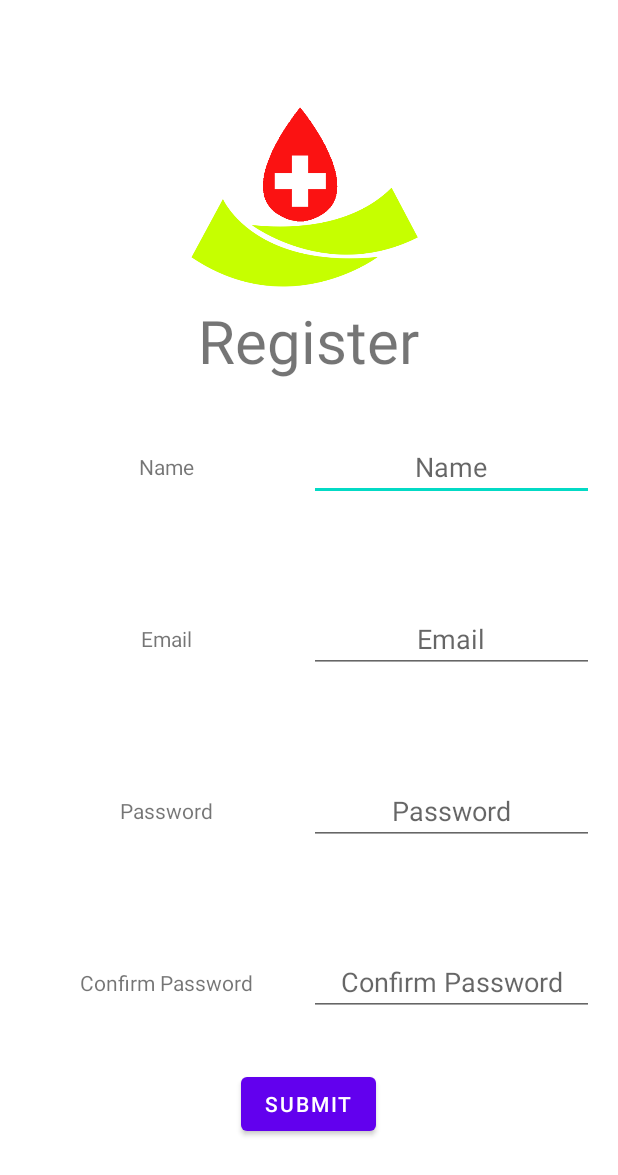
After one commit to NIrajan-15/Life-Plus, an Android app: the layout register_main.xml on its own in the app's theme, with its tools: preview values and no code run, on a phone screen of 412 x 824 dp. The commit adds this screen. Shown: the top 1175 px of the screen. Run offline under Robolectric (Android 15) with nearby library versions, the phone set to English and light mode, and no system bars.

Commit message:
add register layout

```diff
--- /dev/null
+++ b/app/src/main/res/layout/register_main.xml
@@ -0,0 +1,134 @@
+<?xml version="1.0" encoding="utf-8"?>
+<LinearLayout
+    xmlns:android="http://schemas.android.com/apk/res/android"
+    xmlns:app="http://schemas.android.com/apk/res-auto"
+    xmlns:tools="http://schemas.android.com/tools"
+    android:layout_width="match_parent"
+    android:layout_height="match_parent"
+    android:orientation="vertical"
+    android:gravity="center">
+
+    <ImageView
+        android:layout_marginTop="64dp"
+        android:id="@+id/imageView2"
+        android:layout_width="match_parent"
+        android:layout_height="match_parent"
+        android:layout_weight="2"
+        android:src="@drawable/lifeplus"/>
+
+    <LinearLayout
+        android:layout_width="match_parent"
+        android:layout_height="match_parent"
+        android:layout_weight="1"
+        android:orientation="vertical"
+        android:gravity="center">
+        <TextView
+            android:layout_width="wrap_content"
+            android:layout_height="wrap_content"
+            android:text="@string/register"
+            android:textSize="40sp"/>
+        <LinearLayout
+            android:layout_width="match_parent"
+            android:layout_height="match_parent"
+            android:orientation="horizontal"
+            android:gravity="center"
+            android:layout_weight="1"
+            android:paddingLeft="16dp"
+            android:paddingRight="16dp">
+
+            <TextView
+                android:layout_width="0dp"
+                android:layout_height="wrap_content"
+                android:layout_weight="1"
+                android:gravity="center"
+                android:text="@string/name" />
+
+            <EditText
+                android:layout_width="0dp"
+                android:layout_height="wrap_content"
+                android:layout_weight="1"
+                android:gravity="center"
+                android:hint="@string/name"
+                />
+        </LinearLayout>
+
+        <LinearLayout
+            android:layout_width="match_parent"
+            android:layout_height="match_parent"
+            android:orientation="horizontal"
+            android:gravity="center"
+            android:layout_weight="1"
+            android:paddingLeft="16dp"
+            android:paddingRight="16dp">
+
+            <TextView
+                android:layout_width="0dp"
+                android:layout_height="wrap_content"
+                android:layout_weight="1"
+                android:gravity="center"
+                android:text="@string/email"/>
+
+            <EditText
+                android:layout_width="0dp"
+                android:layout_height="wrap_content"
+                android:layout_weight="1"
+                android:gravity="center"
+                android:hint="@string/email"
+                />
+        </LinearLayout>
+        <LinearLayout
+            android:layout_width="match_parent"
+            android:layout_height="match_parent"
+            android:orientation="horizontal"
+            android:gravity="center"
+            android:layout_weight="1"
+            android:paddingLeft="16dp"
+            android:paddingRight="16dp">
+
+            <TextView
+                android:layout_width="0dp"
+                android:layout_height="wrap_content"
+                android:layout_weight="1"
+                android:gravity="center"
+                android:text="@string/password"/>
+
+            <EditText
+                android:layout_width="0dp"
+                android:layout_height="wrap_content"
+                android:layout_weight="1"
+                android:gravity="center"
+                android:hint="@string/password"
+                />
+        </LinearLayout>
+        <LinearLayout
+            android:layout_width="match_parent"
+            android:layout_height="match_parent"
+            android:orientation="horizontal"
+            android:gravity="center"
+            android:layout_weight="1"
+            android:paddingLeft="16dp"
+            android:paddingRight="16dp">
+
+            <TextView
+                android:layout_width="0dp"
+                android:layout_height="wrap_content"
+                android:layout_weight="1"
+                android:gravity="center"
+                android:text="@string/c_password"/>
+
+            <EditText
+                android:layout_width="0dp"
+                android:layout_height="wrap_content"
+                android:layout_weight="1"
+                android:gravity="center"
+                android:hint="@string/c_password"
+                />
+        </LinearLayout>
+    </LinearLayout>
+    <Button
+        android:layout_width="wrap_content"
+        android:layout_height="wrap_content"
+        android:text="@string/submit"
+        android:layout_marginBottom="64dp"
+        />
+</LinearLayout>
--- a/app/src/main/res/values/strings.xml
+++ b/app/src/main/res/values/strings.xml
@@ -1,3 +1,9 @@
 <resources>
     <string name="app_name">Life Plus</string>
+    <string name="register">Register</string>
+    <string name="name">Name</string>
+    <string name="email">Email</string>
+    <string name="password">Password</string>
+    <string name="c_password">Confirm Password</string>
+    <string name="submit">Submit</string>
 </resources>
```
Also changed, not shown: app/src/main/res/drawable/lifeplus.png (added).
